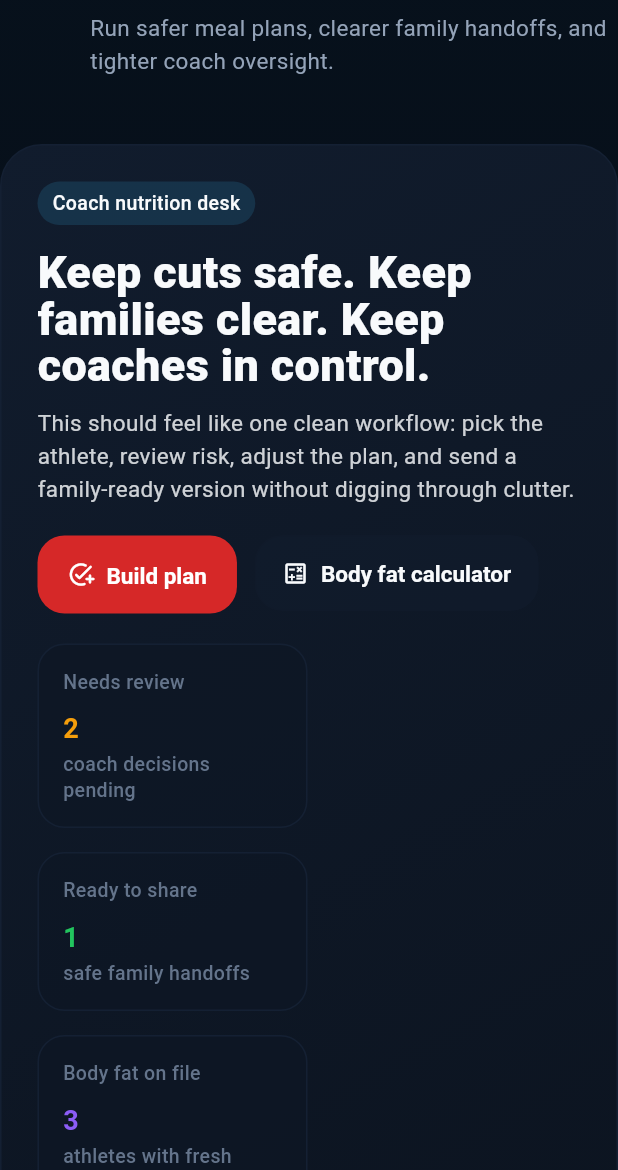
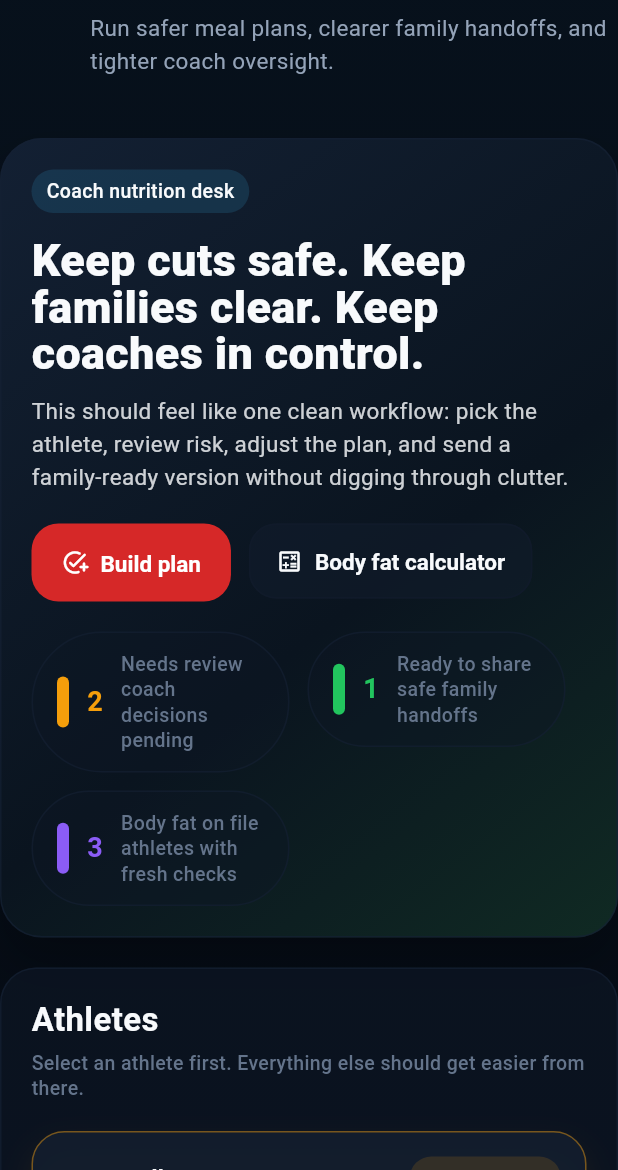
Before and after one commit to PinIQApp/PinIQ, a Flutter app: the NutritionCenterScreen screen opened directly, on a phone screen of 412 x 824 dp, the part 66-1236 px from its top. Run offline on Flutter 3.47's test engine with Material 3 defaults, Android fonts, the phone set to English and light mode, and no system bars; our stand-ins replace image_picker, shared_preferences; missing offline and left inert: dart:html; accounts and stored records are empty.

Commit message:
Polish nutrition center layout

```diff
--- a/frontend/lib/screens/dashboard/nutrition_center_screen.dart
+++ b/frontend/lib/screens/dashboard/nutrition_center_screen.dart
@@ -144,7 +144,7 @@ class _NutritionCenterScreenState extends State<NutritionCenterScreen> {
                   subtitle:
                       'Run safer meal plans, clearer family handoffs, and tighter coach oversight.',
                 ),
-                const SizedBox(height: AppSpacing.lg),
+                const SizedBox(height: AppSpacing.md),
                 _NutritionHeroBar(
                   reviewCount: reviewCount,
                   readyCount: readyCount,
@@ -152,13 +152,13 @@ class _NutritionCenterScreenState extends State<NutritionCenterScreen> {
                   onCreatePlan: () => _openPlanner(appState),
                   onOpenBodyFatCalculator: _openBodyFatCalculator,
                 ),
-                const SizedBox(height: AppSpacing.xl),
+                const SizedBox(height: AppSpacing.lg),
                 if (isWide)
                   Row(
                     crossAxisAlignment: CrossAxisAlignment.start,
                     children: [
                       SizedBox(
-                        width: 330,
+                        width: 318,
                         child: _NutritionAthleteRail(
                           profiles: profiles,
                           selectedIndex: _selectedProfileIndex,
@@ -239,7 +239,7 @@ class _NutritionCenterScreenState extends State<NutritionCenterScreen> {
                     onSelect: _selectPlan,
                   ),
                 ],
-                const SizedBox(height: AppSpacing.xl),
+                const SizedBox(height: AppSpacing.lg),
                 const SectionHeader(title: 'Coach support lane'),
                 const SizedBox(height: AppSpacing.md),
                 _NutritionSupportStrip(
@@ -394,18 +394,27 @@ class _NutritionHeroBar extends StatelessWidget {
   @override
   Widget build(BuildContext context) {
     return Container(
-      padding: const EdgeInsets.all(AppSpacing.xl),
+      padding: const EdgeInsets.all(AppSpacing.lg),
       decoration: BoxDecoration(
         gradient: const LinearGradient(
           begin: Alignment.topLeft,
           end: Alignment.bottomRight,
           colors: [
-            Color(0xFF111C2D),
-            Color(0xFF0C1420),
+            Color(0xFF132033),
+            Color(0xFF0A141F),
+            Color(0xFF102A23),
           ],
+          stops: [0, 0.58, 1],
         ),
         borderRadius: BorderRadius.circular(28),
-        border: Border.all(color: AppColors.border),
+        border: Border.all(color: AppColors.border.withValues(alpha: 0.72)),
+        boxShadow: [
+          BoxShadow(
+            color: Colors.black.withValues(alpha: 0.26),
+            blurRadius: 28,
+            offset: const Offset(0, 18),
+          ),
+        ],
       ),
       child: LayoutBuilder(
         builder: (context, constraints) {
@@ -446,11 +455,11 @@ class _NutritionHeroBar extends StatelessWidget {
           );
 
           final metrics = Wrap(
-            spacing: AppSpacing.md,
-            runSpacing: AppSpacing.md,
+            spacing: AppSpacing.sm,
+            runSpacing: AppSpacing.sm,
             children: [
               SizedBox(
-                width: 180,
+                width: 172,
                 child: _NutritionMetric(
                   label: 'Needs review',
                   value: '$reviewCount',
@@ -459,7 +468,7 @@ class _NutritionHeroBar extends StatelessWidget {
                 ),
               ),
               SizedBox(
-                width: 180,
+                width: 172,
                 child: _NutritionMetric(
                   label: 'Ready to share',
                   value: '$readyCount',
@@ -468,7 +477,7 @@ class _NutritionHeroBar extends StatelessWidget {
                 ),
               ),
               SizedBox(
-                width: 180,
+                width: 172,
                 child: _NutritionMetric(
                   label: 'Body fat on file',
                   value: '$bodyFatCount',
@@ -518,11 +527,11 @@ class _NutritionAthleteRail extends StatelessWidget {
   @override
   Widget build(BuildContext context) {
     return Container(
-      padding: const EdgeInsets.all(AppSpacing.xl),
+      padding: const EdgeInsets.all(AppSpacing.lg),
       decoration: BoxDecoration(
-        color: AppColors.surface,
-        borderRadius: BorderRadius.circular(AppSpacing.cardRadius),
-        border: Border.all(color: AppColors.border),
+        color: AppColors.surface.withValues(alpha: 0.68),
+        borderRadius: BorderRadius.circular(24),
+        border: Border.all(color: AppColors.border.withValues(alpha: 0.68)),
       ),
       child: Column(
         crossAxisAlignment: CrossAxisAlignment.start,
@@ -554,14 +563,23 @@ class _NutritionAthleteRail extends StatelessWidget {
                   padding: const EdgeInsets.all(AppSpacing.md),
                   decoration: BoxDecoration(
                     color: selected
-                        ? AppColors.surfaceElevated
-                        : AppColors.surface.withValues(alpha: 0.72),
-                    borderRadius: BorderRadius.circular(18),
+                        ? AppColors.surfaceElevated.withValues(alpha: 0.9)
+                        : AppColors.surface.withValues(alpha: 0.32),
+                    borderRadius: BorderRadius.circular(22),
                     border: Border.all(
                       color: selected
                           ? accent.withValues(alpha: 0.45)
-                          : AppColors.border,
+                          : AppColors.border.withValues(alpha: 0.42),
                     ),
+                    boxShadow: selected
+                        ? [
+                            BoxShadow(
+                              color: accent.withValues(alpha: 0.08),
+                              blurRadius: 18,
+                              offset: const Offset(0, 10),
+                            ),
+                          ]
+                        : null,
                   ),
                   child: Column(
                     crossAxisAlignment: CrossAxisAlignment.start,
@@ -613,11 +631,11 @@ class _NutritionCoachWorkspace extends StatelessWidget {
   Widget build(BuildContext context) {
     if (plan == null) {
       return Container(
-        padding: const EdgeInsets.all(AppSpacing.xl),
+        padding: const EdgeInsets.all(AppSpacing.lg),
         decoration: BoxDecoration(
-          color: AppColors.surface,
-          borderRadius: BorderRadius.circular(AppSpacing.cardRadius),
-          border: Border.all(color: AppColors.border),
+          color: AppColors.surface.withValues(alpha: 0.68),
+          borderRadius: BorderRadius.circular(24),
+          border: Border.all(color: AppColors.border.withValues(alpha: 0.68)),
         ),
         child: Text(
             'Select an athlete or nutrition plan to open the coach workspace.',
@@ -642,11 +660,11 @@ class _NutritionCoachWorkspace extends StatelessWidget {
     };
 
     return Container(
-      padding: const EdgeInsets.all(AppSpacing.xl),
+      padding: const EdgeInsets.all(AppSpacing.lg),
       decoration: BoxDecoration(
-        color: AppColors.surface,
-        borderRadius: BorderRadius.circular(AppSpacing.cardRadius),
-        border: Border.all(color: AppColors.border),
+        color: AppColors.surface.withValues(alpha: 0.68),
+        borderRadius: BorderRadius.circular(24),
+        border: Border.all(color: AppColors.border.withValues(alpha: 0.68)),
       ),
       child: Column(
         crossAxisAlignment: CrossAxisAlignment.start,
@@ -685,7 +703,7 @@ class _NutritionCoachWorkspace extends StatelessWidget {
               Container(
                 padding: const EdgeInsets.all(AppSpacing.md),
                 decoration: BoxDecoration(
-                  color: AppColors.surfaceElevated.withValues(alpha: 0.7),
+                  color: AppColors.surface.withValues(alpha: 0.46),
                   borderRadius: BorderRadius.circular(20),
                 ),
                 child: Column(
@@ -825,11 +843,11 @@ class _NutritionPlanBoard extends StatelessWidget {
   @override
   Widget build(BuildContext context) {
     return Container(
-      padding: const EdgeInsets.all(AppSpacing.xl),
+      padding: const EdgeInsets.all(AppSpacing.lg),
       decoration: BoxDecoration(
-        color: AppColors.surface,
-        borderRadius: BorderRadius.circular(AppSpacing.cardRadius),
-        border: Border.all(color: AppColors.border),
+        color: AppColors.surface.withValues(alpha: 0.68),
+        borderRadius: BorderRadius.circular(24),
+        border: Border.all(color: AppColors.border.withValues(alpha: 0.68)),
       ),
       child: Column(
         crossAxisAlignment: CrossAxisAlignment.start,
@@ -969,9 +987,9 @@ class _SupportCard extends StatelessWidget {
     return Container(
       padding: const EdgeInsets.all(AppSpacing.lg),
       decoration: BoxDecoration(
-        color: AppColors.surface,
-        borderRadius: BorderRadius.circular(22),
-        border: Border.all(color: AppColors.border),
+        color: AppColors.surface.withValues(alpha: 0.58),
+        borderRadius: BorderRadius.circular(24),
+        border: Border.all(color: AppColors.border.withValues(alpha: 0.62)),
       ),
       child: Column(
         crossAxisAlignment: CrossAxisAlignment.start,
@@ -1012,9 +1030,9 @@ class _WorkspaceCard extends StatelessWidget {
     return Container(
       padding: const EdgeInsets.all(AppSpacing.lg),
       decoration: BoxDecoration(
-        color: AppColors.surfaceElevated.withValues(alpha: 0.72),
+        color: AppColors.surface.withValues(alpha: 0.42),
         borderRadius: BorderRadius.circular(22),
-        border: Border.all(color: AppColors.border),
+        border: Border.all(color: AppColors.border.withValues(alpha: 0.52)),
       ),
       child: Column(
         crossAxisAlignment: CrossAxisAlignment.start,
@@ -1058,12 +1076,23 @@ class _PlanRow extends StatelessWidget {
         padding: const EdgeInsets.all(AppSpacing.md),
         decoration: BoxDecoration(
           color: selected
-              ? AppColors.surfaceElevated
-              : AppColors.surface.withValues(alpha: 0.72),
-          borderRadius: BorderRadius.circular(18),
+              ? AppColors.surfaceElevated.withValues(alpha: 0.9)
+              : AppColors.surface.withValues(alpha: 0.34),
+          borderRadius: BorderRadius.circular(22),
           border: Border.all(
-              color:
-                  selected ? accent.withValues(alpha: 0.45) : AppColors.border),
+            color: selected
+                ? accent.withValues(alpha: 0.45)
+                : AppColors.border.withValues(alpha: 0.46),
+          ),
+          boxShadow: selected
+              ? [
+                  BoxShadow(
+                    color: accent.withValues(alpha: 0.08),
+                    blurRadius: 18,
+                    offset: const Offset(0, 10),
+                  ),
+                ]
+              : null,
         ),
         child: Row(
           crossAxisAlignment: CrossAxisAlignment.start,
@@ -1113,20 +1142,37 @@ class _NutritionMetric extends StatelessWidget {
   @override
   Widget build(BuildContext context) {
     return Container(
-      padding: const EdgeInsets.all(AppSpacing.md),
+      padding: const EdgeInsets.symmetric(
+        horizontal: AppSpacing.md,
+        vertical: AppSpacing.sm,
+      ),
       decoration: BoxDecoration(
-        color: AppColors.surface.withValues(alpha: 0.72),
-        borderRadius: BorderRadius.circular(18),
-        border: Border.all(color: AppColors.border),
+        color: AppColors.surface.withValues(alpha: 0.42),
+        borderRadius: BorderRadius.circular(999),
+        border: Border.all(color: AppColors.border.withValues(alpha: 0.62)),
       ),
-      child: Column(
-        crossAxisAlignment: CrossAxisAlignment.start,
+      child: Row(
         children: [
-          Text(label, style: AppTextStyles.caption),
-          const SizedBox(height: AppSpacing.sm),
+          Container(
+            width: 8,
+            height: 34,
+            decoration: BoxDecoration(
+              color: color,
+              borderRadius: BorderRadius.circular(99),
+            ),
+          ),
+          const SizedBox(width: AppSpacing.sm),
           Text(value, style: AppTextStyles.cardTitle.copyWith(color: color)),
-          const SizedBox(height: AppSpacing.xxs),
-          Text(note, style: AppTextStyles.caption),
+          const SizedBox(width: AppSpacing.sm),
+          Expanded(
+            child: Column(
+              crossAxisAlignment: CrossAxisAlignment.start,
+              children: [
+                Text(label, style: AppTextStyles.caption),
+                Text(note, style: AppTextStyles.caption),
+              ],
+            ),
+          ),
         ],
       ),
     );
@@ -1164,8 +1210,8 @@ class _NutritionEmptyState extends StatelessWidget {
     return Container(
       padding: const EdgeInsets.all(AppSpacing.lg),
       decoration: BoxDecoration(
-        color: AppColors.surfaceElevated.withValues(alpha: 0.7),
-        borderRadius: BorderRadius.circular(18),
+        color: AppColors.surface.withValues(alpha: 0.42),
+        borderRadius: BorderRadius.circular(22),
       ),
       child: Text('No nutrition plans match this filter right now.',
           style: AppTextStyles.body),
```
Also changed, not shown: 1 other file.
